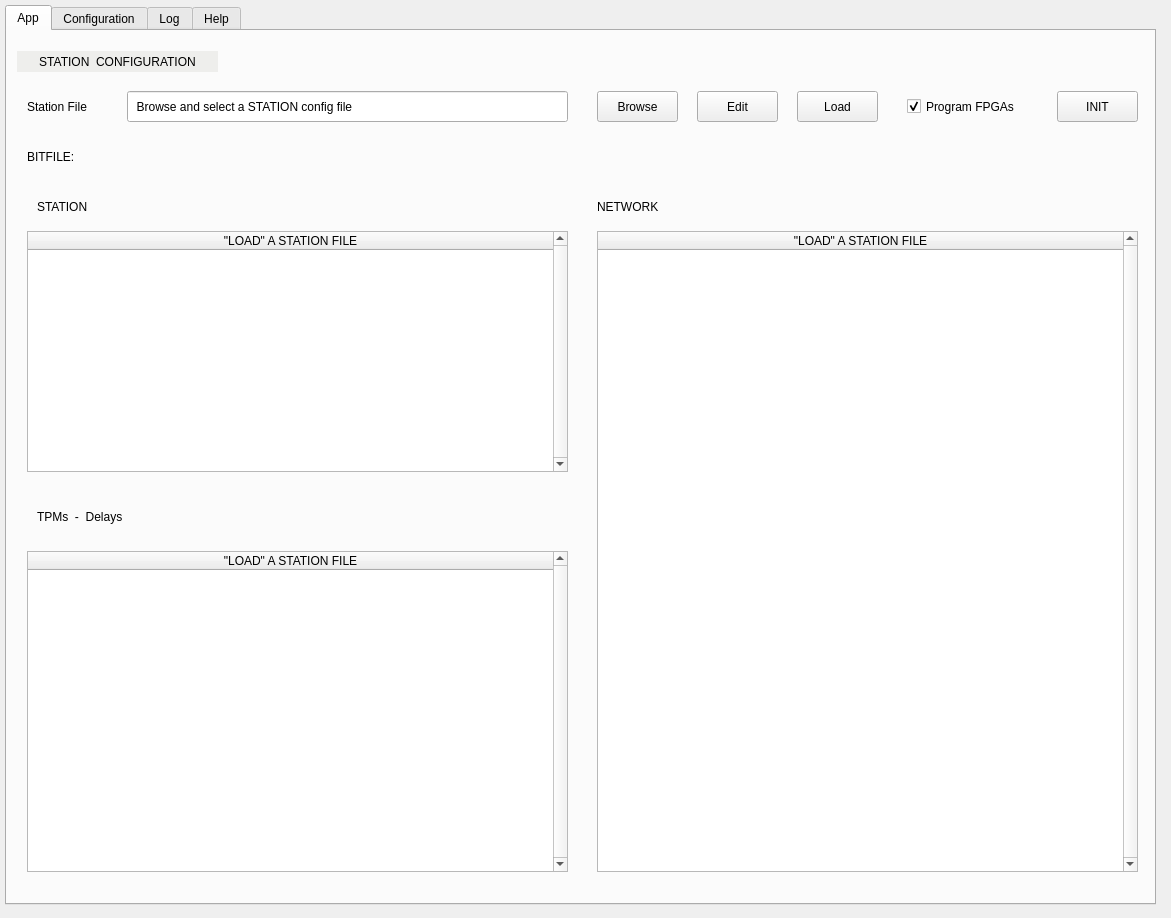
amattana/skalab, file Gui/skalab_station.ui: the form before one commit.
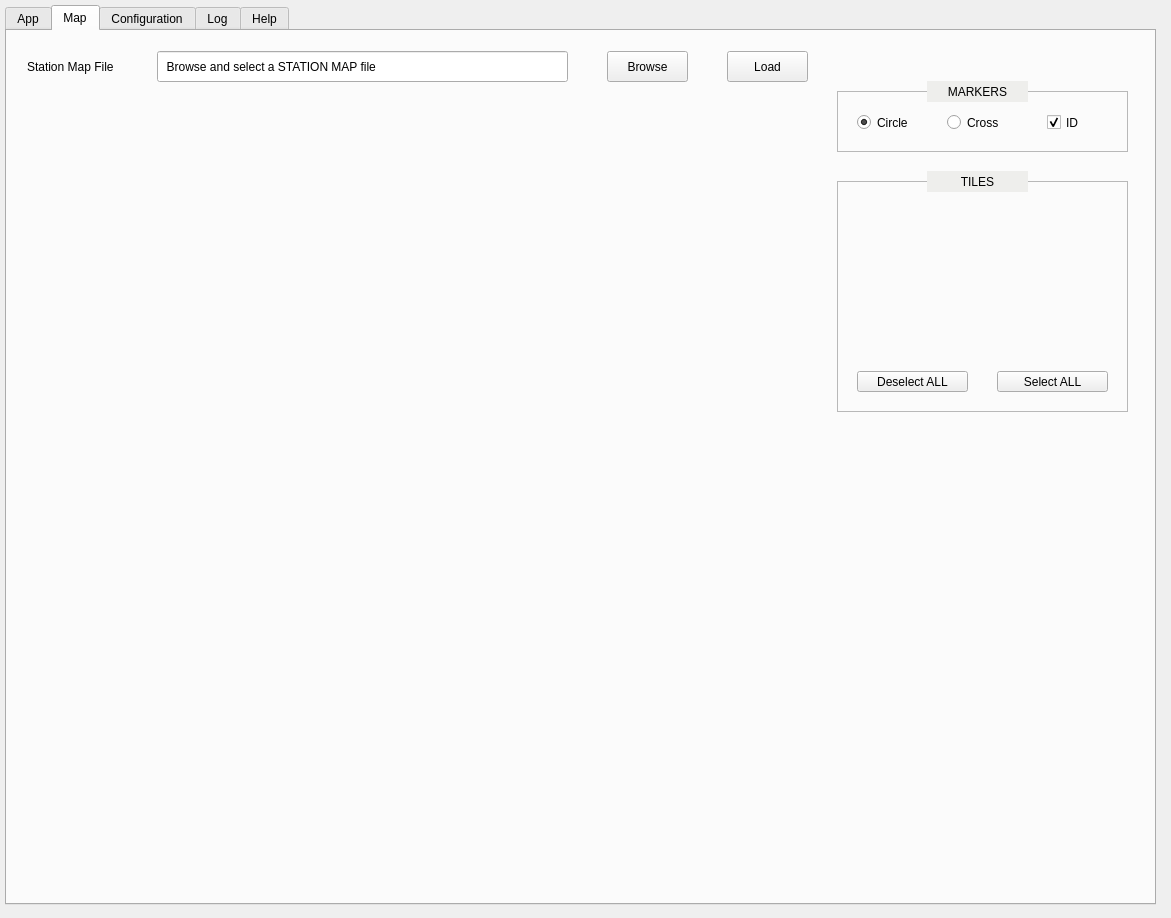
The form after the commit. The open tabs and pages were chosen to show the change.

Commit message: Added Map Plot

```diff
--- a/Gui/skalab_station.ui
+++ b/Gui/skalab_station.ui
@@ -348,6 +348,253 @@
      </property>
     </widget>
    </widget>
+   <widget class="QWidget" name="qtab_map">
+    <attribute name="title">
+     <string>Map</string>
+    </attribute>
+    <widget class="QWidget" name="plotWidgetMap" native="true">
+     <property name="geometry">
+      <rect>
+       <x>20</x>
+       <y>60</y>
+       <width>781</width>
+       <height>781</height>
+      </rect>
+     </property>
+     <property name="sizePolicy">
+      <sizepolicy hsizetype="Expanding" vsizetype="Expanding">
+       <horstretch>0</horstretch>
+       <verstretch>0</verstretch>
+      </sizepolicy>
+     </property>
+     <property name="minimumSize">
+      <size>
+       <width>0</width>
+       <height>0</height>
+      </size>
+     </property>
+     <property name="maximumSize">
+      <size>
+       <width>16777215</width>
+       <height>16777215</height>
+      </size>
+     </property>
+    </widget>
+    <widget class="QLabel" name="qlabel_config_2">
+     <property name="geometry">
+      <rect>
+       <x>20</x>
+       <y>20</y>
+       <width>121</width>
+       <height>31</height>
+      </rect>
+     </property>
+     <property name="text">
+      <string>Station Map File</string>
+     </property>
+     <property name="alignment">
+      <set>Qt::AlignLeading|Qt::AlignLeft|Qt::AlignVCenter</set>
+     </property>
+    </widget>
+    <widget class="QLineEdit" name="qline_map_file">
+     <property name="geometry">
+      <rect>
+       <x>150</x>
+       <y>20</y>
+       <width>411</width>
+       <height>31</height>
+      </rect>
+     </property>
+     <property name="text">
+      <string>  Browse and select a STATION MAP file</string>
+     </property>
+     <property name="readOnly">
+      <bool>true</bool>
+     </property>
+    </widget>
+    <widget class="QPushButton" name="qbutton_map_browse">
+     <property name="geometry">
+      <rect>
+       <x>600</x>
+       <y>20</y>
+       <width>81</width>
+       <height>31</height>
+      </rect>
+     </property>
+     <property name="text">
+      <string>Browse</string>
+     </property>
+    </widget>
+    <widget class="QPushButton" name="qbutton_map_load">
+     <property name="geometry">
+      <rect>
+       <x>720</x>
+       <y>20</y>
+       <width>81</width>
+       <height>31</height>
+      </rect>
+     </property>
+     <property name="text">
+      <string>Load</string>
+     </property>
+    </widget>
+    <widget class="QFrame" name="qframe_markers">
+     <property name="geometry">
+      <rect>
+       <x>830</x>
+       <y>60</y>
+       <width>291</width>
+       <height>61</height>
+      </rect>
+     </property>
+     <property name="frameShape">
+      <enum>QFrame::StyledPanel</enum>
+     </property>
+     <property name="frameShadow">
+      <enum>QFrame::Raised</enum>
+     </property>
+     <widget class="QRadioButton" name="rb_circle">
+      <property name="geometry">
+       <rect>
+        <x>20</x>
+        <y>20</y>
+        <width>71</width>
+        <height>23</height>
+       </rect>
+      </property>
+      <property name="text">
+       <string>Circle</string>
+      </property>
+      <property name="checked">
+       <bool>true</bool>
+      </property>
+     </widget>
+     <widget class="QRadioButton" name="rb_cross">
+      <property name="geometry">
+       <rect>
+        <x>110</x>
+        <y>20</y>
+        <width>71</width>
+        <height>23</height>
+       </rect>
+      </property>
+      <property name="text">
+       <string>Cross</string>
+      </property>
+     </widget>
+     <widget class="QCheckBox" name="cb_id">
+      <property name="geometry">
+       <rect>
+        <x>210</x>
+        <y>20</y>
+        <width>51</width>
+        <height>23</height>
+       </rect>
+      </property>
+      <property name="text">
+       <string>ID</string>
+      </property>
+      <property name="checked">
+       <bool>true</bool>
+      </property>
+     </widget>
+    </widget>
+    <widget class="QLabel" name="qlabel_connection_4">
+     <property name="geometry">
+      <rect>
+       <x>920</x>
+       <y>50</y>
+       <width>101</width>
+       <height>21</height>
+      </rect>
+     </property>
+     <property name="layoutDirection">
+      <enum>Qt::LeftToRight</enum>
+     </property>
+     <property name="styleSheet">
+      <string notr="true">background-color: rgb(238, 238, 236);</string>
+     </property>
+     <property name="text">
+      <string>MARKERS</string>
+     </property>
+     <property name="alignment">
+      <set>Qt::AlignCenter</set>
+     </property>
+    </widget>
+    <widget class="QLabel" name="qlabel_tiles">
+     <property name="geometry">
+      <rect>
+       <x>920</x>
+       <y>140</y>
+       <width>101</width>
+       <height>21</height>
+      </rect>
+     </property>
+     <property name="layoutDirection">
+      <enum>Qt::LeftToRight</enum>
+     </property>
+     <property name="styleSheet">
+      <string notr="true">background-color: rgb(238, 238, 236);</string>
+     </property>
+     <property name="text">
+      <string>TILES</string>
+     </property>
+     <property name="alignment">
+      <set>Qt::AlignCenter</set>
+     </property>
+    </widget>
+    <widget class="QFrame" name="qframe_tiles">
+     <property name="geometry">
+      <rect>
+       <x>830</x>
+       <y>150</y>
+       <width>291</width>
+       <height>231</height>
+      </rect>
+     </property>
+     <property name="frameShape">
+      <enum>QFrame::StyledPanel</enum>
+     </property>
+     <property name="frameShadow">
+      <enum>QFrame::Raised</enum>
+     </property>
+     <widget class="QPushButton" name="qbutton_map_deselect">
+      <property name="geometry">
+       <rect>
+        <x>20</x>
+        <y>190</y>
+        <width>111</width>
+        <height>21</height>
+       </rect>
+      </property>
+      <property name="text">
+       <string>Deselect ALL</string>
+      </property>
+     </widget>
+     <widget class="QPushButton" name="qbutton_map_select">
+      <property name="geometry">
+       <rect>
+        <x>160</x>
+        <y>190</y>
+        <width>111</width>
+        <height>21</height>
+       </rect>
+      </property>
+      <property name="text">
+       <string>Select ALL</string>
+      </property>
+     </widget>
+    </widget>
+    <zorder>plotWidgetMap</zorder>
+    <zorder>qlabel_config_2</zorder>
+    <zorder>qline_map_file</zorder>
+    <zorder>qbutton_map_browse</zorder>
+    <zorder>qbutton_map_load</zorder>
+    <zorder>qframe_markers</zorder>
+    <zorder>qlabel_connection_4</zorder>
+    <zorder>qframe_tiles</zorder>
+    <zorder>qlabel_tiles</zorder>
+   </widget>
    <widget class="QWidget" name="qtab_conf">
     <attribute name="title">
      <string>Configuration</string>
```
The commit also changes 2 other files.
